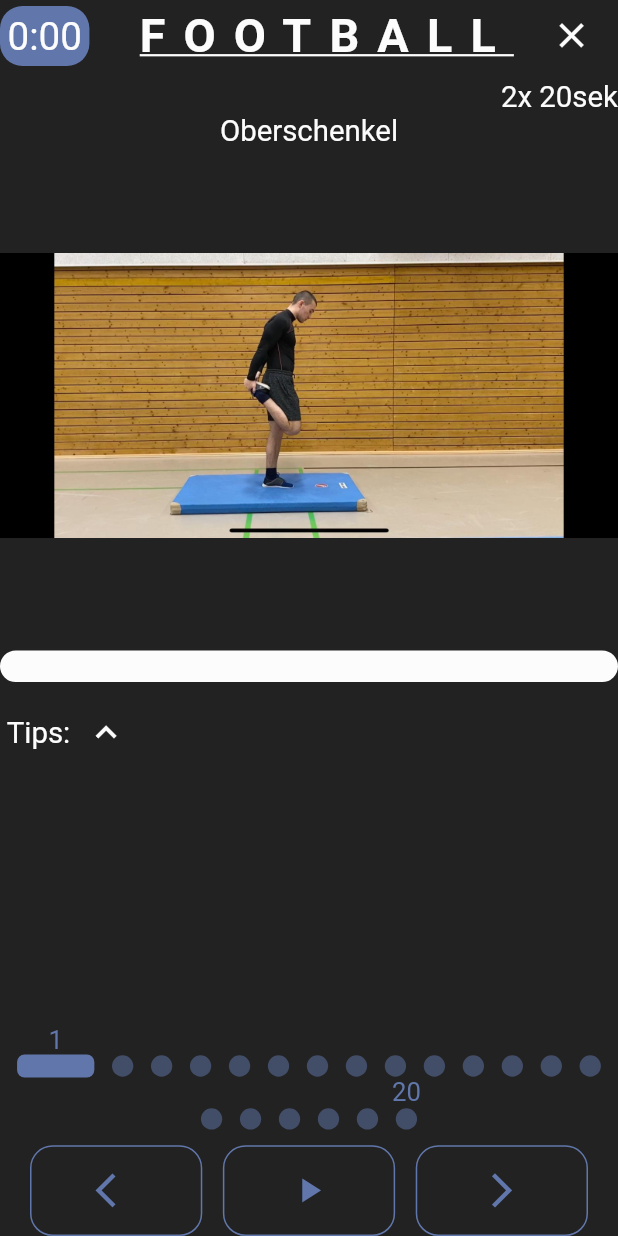
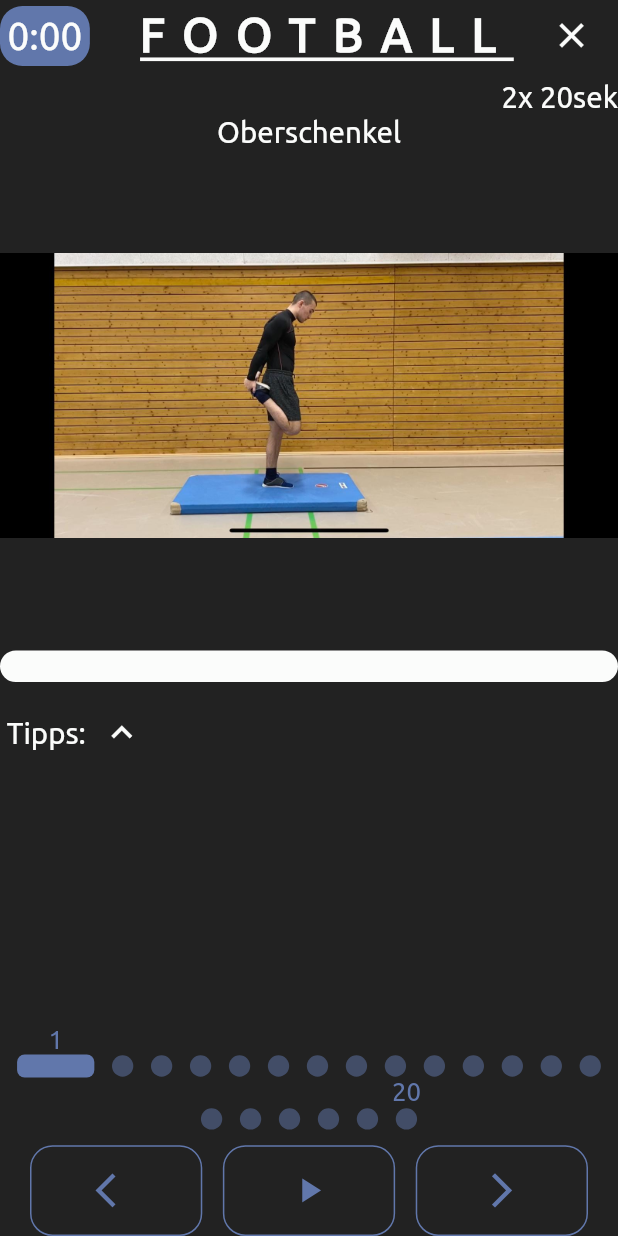
Before and after one commit to gioshara123/warm_up_app, a Flutter app: the screen it shows after launch, after a tap on "Football", on a phone screen of 412 x 824 dp. Run offline on Flutter 3.47's test engine with Material 2 defaults, Android fonts, the phone set to English and light mode, and no system bars; our stand-ins replace assets_audio_player, device_preview, vibration; missing offline and left inert: countdown, flutter_ringtone_player.

Commit message:
Reviewing for production on IOS!

```diff
--- a/lib/const.dart
+++ b/lib/const.dart
@@ -5,6 +5,8 @@ const Color cSECONDARY_COLOR = const Color(0xFF6177AB);
 const Color cBLACK = const Color(0xFF222222);
 const Color cWHITE = const Color(0xFFFBFCFB);
 
-double cH1 (double width) => width * 1/16;
-double cH2 (double width) => width * 1/21;
-double cPAR (double width) => width * 1/23;
+double cH1(double width) => width * 1 / 16;
+double cH2(double width) => width * 1 / 21;
+double cPAR(double width) => width * 1 / 23;
+
+const String cUBUNTU_REGULAR = "Ubuntu Regular";
--- a/lib/main.dart
+++ b/lib/main.dart
@@ -28,6 +28,7 @@ class WvsWarmUpApp extends StatelessWidget {
       theme: ThemeData(
         primaryColor: cPRIMARY_COLOR,
         scaffoldBackgroundColor: cBLACK,
+        fontFamily: cUBUNTU_REGULAR,
       ),
     );
   }
--- a/lib/pages/choose_sports_page.dart
+++ b/lib/pages/choose_sports_page.dart
@@ -10,7 +10,6 @@ import 'package:wvs_warm_up/services/ui_services.dart';
 import 'package:wvs_warm_up/widgets/no_glow_behaviour.dart';
 import 'package:wvs_warm_up/widgets/responsive_widget.dart';
 import 'package:wvs_warm_up/widgets/rounded_rectangle_text_field.dart';
-import '../const_exercise_information.dart';
 
 class ChooseSportsPage extends StatelessWidget {
   static const String ID = "./";
@@ -19,7 +18,7 @@ class ChooseSportsPage extends StatelessWidget {
   Widget build(BuildContext context) {
     final Size actualDeviceSize = getActualDeviceSize(MediaQuery.of(context));
     final TextStyle _sportNameStyle =
-        TextStyle(fontSize: actualDeviceSize.width * 1 / 18);
+        TextStyle(fontSize: cPAR(actualDeviceSize.width));
 
     return ChangeNotifierProvider<ChooseSportsProvider>(
       create: (BuildContext context) => ChooseSportsProvider(),
@@ -104,7 +103,7 @@ class ChooseSportsPage extends StatelessWidget {
           shape: BoxShape.circle,
           image: DecorationImage(
             image: AssetImage(
-              'images/wvs_warm_up_logo.png',
+              'images/wvs_warm_up_logo.jpeg',
             ),
           ),
         ),
@@ -168,13 +167,10 @@ class ChooseSportsPage extends StatelessWidget {
             ),
             Container(
               width: deviceInformation.localWidgetSize.width / 2,
-              child: FittedBox(
-                fit: BoxFit.fitWidth,
               child: Text(
                 '${sport.name}',
                 textAlign: TextAlign.center,
                 style: sportNameStyle,
-                ),
               ),
             ),
           ],
@@ -199,12 +195,10 @@ class ChooseSportsPage extends StatelessWidget {
             ),
             Container(
               width: deviceInformation.localWidgetSize.width / 2,
-              child: FittedBox(
               child: Text(
                 '${sport.name}',
                 textAlign: TextAlign.center,
                 style: sportNameStyle,
-                ),
               ),
             ),
             Container(
--- a/lib/pages/warm_up_page.dart
+++ b/lib/pages/warm_up_page.dart
@@ -7,7 +7,6 @@ import 'package:wvs_warm_up/models/exercise.dart';
 import 'package:wvs_warm_up/models/exercises.dart';
 import 'package:wvs_warm_up/page_arguments/warm_up_page_arguments.dart';
 import 'package:wvs_warm_up/providers/warm_up_provider.dart';
-import 'package:wvs_warm_up/services/sounds_services.dart';
 import 'package:wvs_warm_up/services/ui_services.dart';
 import 'package:wvs_warm_up/tabs/warm_up_tab.dart';
 import 'package:wvs_warm_up/widgets/rounded_icon_button.dart';
--- a/lib/providers/warm_up_provider.dart
+++ b/lib/providers/warm_up_provider.dart
@@ -166,10 +166,9 @@ class WarmUpProvider with ChangeNotifier {
     notifyListeners();
   }
 
-  /***
+  /*
    * Services
    */
-
   String getProperTime(Duration dur) {
     return '${dur.inMinutes}:${(dur.inSeconds % 60).toString().padLeft(2, '0')}';
   }
--- a/lib/tabs/warm_up_tab.dart
+++ b/lib/tabs/warm_up_tab.dart
@@ -84,7 +84,7 @@ class WarmUpTab extends StatelessWidget {
                   crossAxisAlignment: CrossAxisAlignment.center,
                   children: <Widget>[
                     Text(
-                      ' Tips:',
+                      ' Tipps:',
                       style: secondaryTextStyle,
                     ),
                     IconButton(
```
Also changed, not shown: pubspec.yaml (+4 -4 lines), assets/fonts/Ubuntu-Regular.ttf (added), images/wvs_warm_up_logo.jpeg (added), images/wvs_warm_up_logo.png (deleted), 22 other files. Lines whose indentation alone changed are shown as unchanged.
